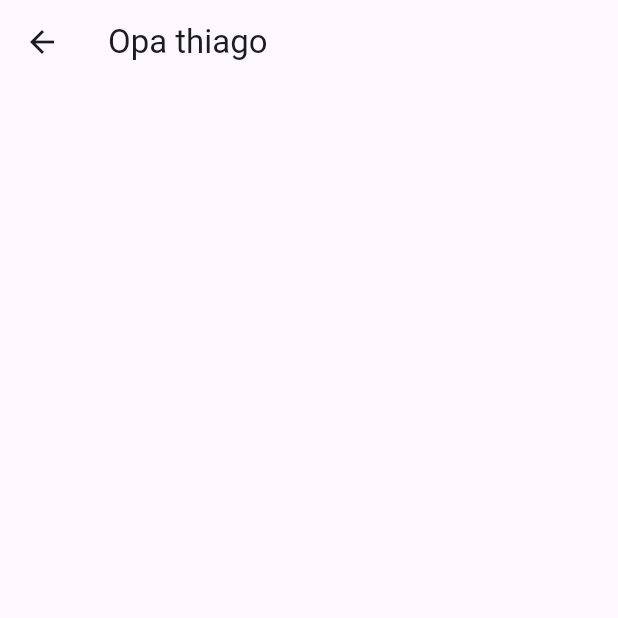
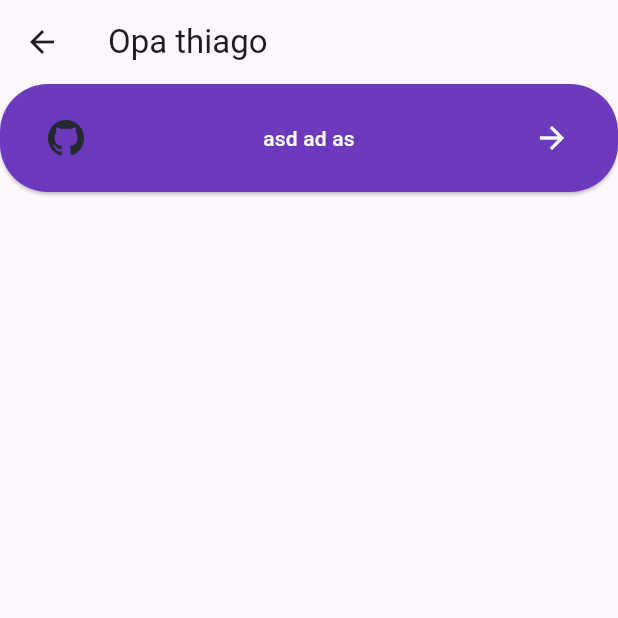
Before and after one commit to imlukadev/listedin, a Flutter app: the screen it shows after launch, after a tap on "Vai lá thiago", on a phone screen of 412 x 824 dp, the top half of it. Run offline on Flutter 3.47's test engine with Material 3 defaults, Android fonts, the phone set to English and light mode, and no system bars; our stand-ins replace dio.

Commit message:
fix: remove problems with button

```diff
--- a/lib/app/components/button/button.dart
+++ b/lib/app/components/button/button.dart
@@ -33,9 +33,7 @@ class Button extends StatelessWidget {
 
   @override
   Widget build(BuildContext context) {
-    return SizedBox(
-      width: MediaQuery.of(context).size.width,
-      child: Expanded(
+    return Expanded(
       child: ElevatedButton(
         onPressed: onPressed,
         style: ButtonStyle(
@@ -50,7 +48,6 @@ class Button extends StatelessWidget {
             ),
           ),
         ),
-          child: Expanded(
         child: Row(
           children: [
             isLogin
@@ -64,13 +61,11 @@ class Button extends StatelessWidget {
                     width: 0,
                   ),
             Expanded(
-                  child: Container(
-                    alignment: Alignment.center,
               child: Text(
                 content,
+                textAlign: TextAlign.center,
                 style: TextStyle(
                   color: textBlack ? text : white,
-                      ),
                 ),
               ),
             ),
@@ -86,8 +81,6 @@ class Button extends StatelessWidget {
           ],
         ),
       ),
-        ),
-      ),
     );
   }
 }
--- a/lib/app/pages/devs/dev_luka.dart
+++ b/lib/app/pages/devs/dev_luka.dart
@@ -18,10 +18,11 @@ class _DevLukaState extends State<DevLuka> {
         appBar: AppBar(
           title: Text(widget.title),
         ),
-        body: Column(
-          children: [
-
-          ],
+        body: Button(
+          color: primary,
+          isLogin: true,
+          content: "asd ad as",
+          onPressed: () => "",
         ));
   }
 }
```
Also changed, not shown: lib/app/components/header/header.dart (+14 -0 lines). Lines whose indentation alone changed are shown as unchanged.
